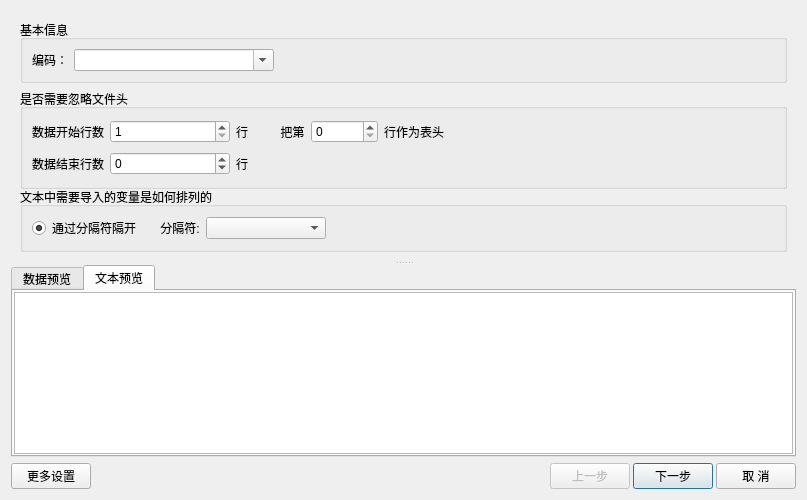
Qt form src/signAPlugin/textImport/TextFileImportDialog.ui (czyt1988/sa) before a commit.
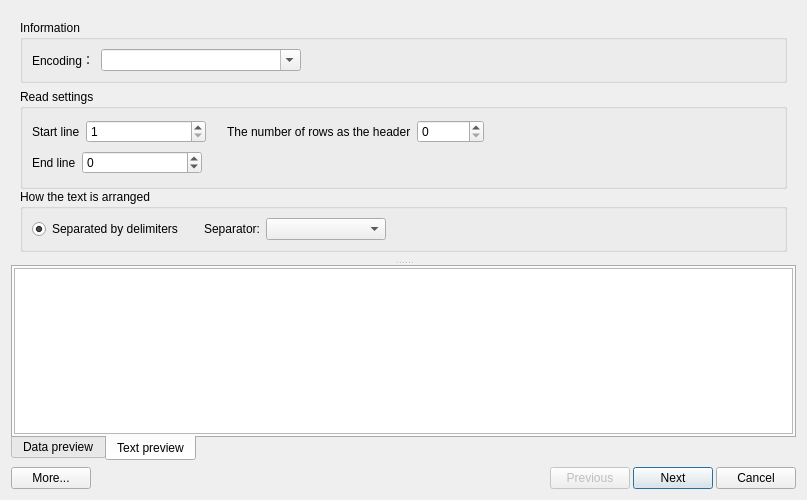
The same form after that commit. The open tabs and pages were chosen to show the change.

Patch:
```diff
--- a/src/signAPlugin/textImport/TextFileImportDialog.ui
+++ b/src/signAPlugin/textImport/TextFileImportDialog.ui
@@ -55,7 +55,7 @@
            </size>
           </property>
           <property name="title">
-           <string>基本信息</string>
+           <string>Information</string>
           </property>
           <layout class="QVBoxLayout" name="verticalLayout_7">
            <item>
@@ -63,7 +63,7 @@
              <item>
               <widget class="QLabel" name="label_6">
                <property name="text">
-                <string>编码：</string>
+                <string>Encoding：</string>
                </property>
               </widget>
              </item>
@@ -119,7 +119,7 @@
            </size>
           </property>
           <property name="title">
-           <string>是否需要忽略文件头</string>
+           <string>Read settings</string>
           </property>
           <property name="checkable">
            <bool>false</bool>
@@ -130,7 +130,7 @@
              <item>
               <widget class="QLabel" name="label_IgnoreHead">
                <property name="text">
-                <string>数据开始行数</string>
+                <string>Start line</string>
                </property>
               </widget>
              </item>
@@ -153,17 +153,13 @@
                </property>
               </widget>
              </item>
-             <item>
-              <widget class="QLabel" name="label_Line">
-               <property name="text">
-                <string>行</string>
-               </property>
-              </widget>
-             </item>
              <item>
               <widget class="QLabel" name="label_4">
                <property name="text">
-                <string>        把第</string>
+                <string>The number of rows as the header</string>
+               </property>
+               <property name="indent">
+                <number>15</number>
                </property>
               </widget>
              </item>
@@ -180,13 +176,6 @@
                </property>
               </widget>
              </item>
-             <item>
-              <widget class="QLabel" name="label_5">
-               <property name="text">
-                <string>行作为表头</string>
-               </property>
-              </widget>
-             </item>
              <item>
               <spacer name="horizontalSpacer_IgnoreHead">
                <property name="orientation">
@@ -207,7 +196,7 @@
              <item>
               <widget class="QLabel" name="label_2">
                <property name="text">
-                <string>数据结束行数</string>
+                <string>End line</string>
                </property>
               </widget>
              </item>
@@ -230,13 +219,6 @@
                </property>
               </widget>
              </item>
-             <item>
-              <widget class="QLabel" name="label_Line_2">
-               <property name="text">
-                <string>行</string>
-               </property>
-              </widget>
-             </item>
              <item>
               <spacer name="horizontalSpacer">
                <property name="orientation">
@@ -264,7 +246,7 @@
            </size>
           </property>
           <property name="title">
-           <string>文本中需要导入的变量是如何排列的</string>
+           <string>How the text is arranged</string>
           </property>
           <layout class="QHBoxLayout" name="horizontalLayout_3">
            <item>
@@ -272,7 +254,7 @@
              <item>
               <widget class="QRadioButton" name="radioButton_Separator">
                <property name="text">
-                <string>通过分隔符隔开</string>
+                <string>Separated by delimiters</string>
                </property>
                <property name="checked">
                 <bool>true</bool>
@@ -282,7 +264,10 @@
              <item>
               <widget class="QLabel" name="label_Separator">
                <property name="text">
-                <string>    分隔符:</string>
+                <string>Separator:</string>
+               </property>
+               <property name="indent">
+                <number>15</number>
                </property>
               </widget>
              </item>
@@ -407,12 +392,15 @@
       </widget>
      </widget>
      <widget class="QTabWidget" name="tabWidget">
+      <property name="tabPosition">
+       <enum>QTabWidget::South</enum>
+      </property>
       <property name="currentIndex">
        <number>1</number>
       </property>
       <widget class="QWidget" name="tabData">
        <attribute name="title">
-        <string>数据预览</string>
+        <string>Data preview</string>
        </attribute>
        <layout class="QVBoxLayout" name="verticalLayout">
         <property name="spacing">
@@ -437,7 +425,7 @@
       </widget>
       <widget class="QWidget" name="tabText">
        <attribute name="title">
-        <string>文本预览</string>
+        <string>Text preview</string>
        </attribute>
        <layout class="QVBoxLayout" name="verticalLayout_6">
         <property name="spacing">
@@ -483,7 +471,7 @@
         </size>
        </property>
        <property name="text">
-        <string>更多设置</string>
+        <string>More...</string>
        </property>
        <property name="autoDefault">
         <bool>false</bool>
@@ -509,14 +497,14 @@
         <bool>false</bool>
        </property>
        <property name="text">
-        <string>上一步</string>
+        <string>Previous</string>
        </property>
       </widget>
      </item>
      <item>
       <widget class="QPushButton" name="pushButton_Next">
        <property name="text">
-        <string>下一步</string>
+        <string>Next</string>
        </property>
        <property name="default">
         <bool>true</bool>
@@ -526,7 +514,7 @@
      <item>
       <widget class="QPushButton" name="pushButton_Cancel">
        <property name="text">
-        <string>取 消</string>
+        <string>Cancel</string>
        </property>
       </widget>
      </item>
```
Left out of the diff: 10 changed lines with no effect on the pictures.
